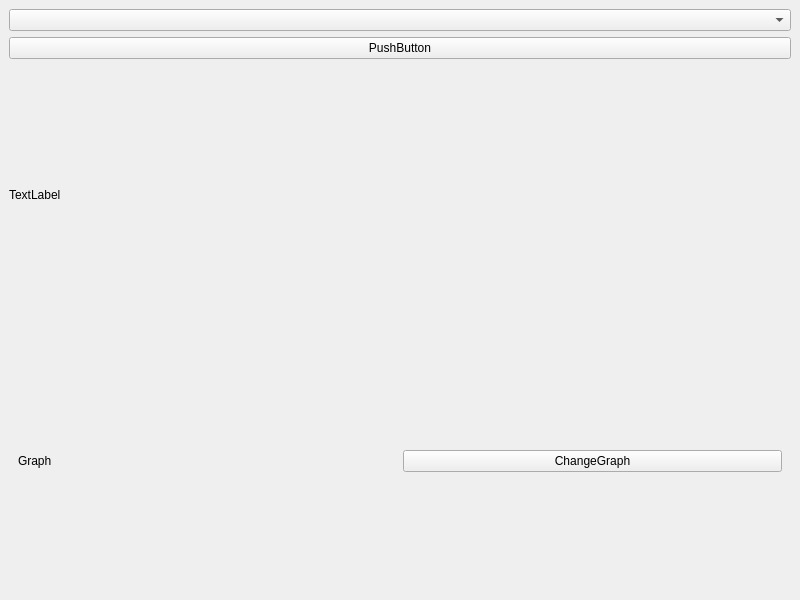
Old version of the form sandbox/PySideSandbox/sandbox.ui in the repository SageSight3/VRChatGroupAssistant.
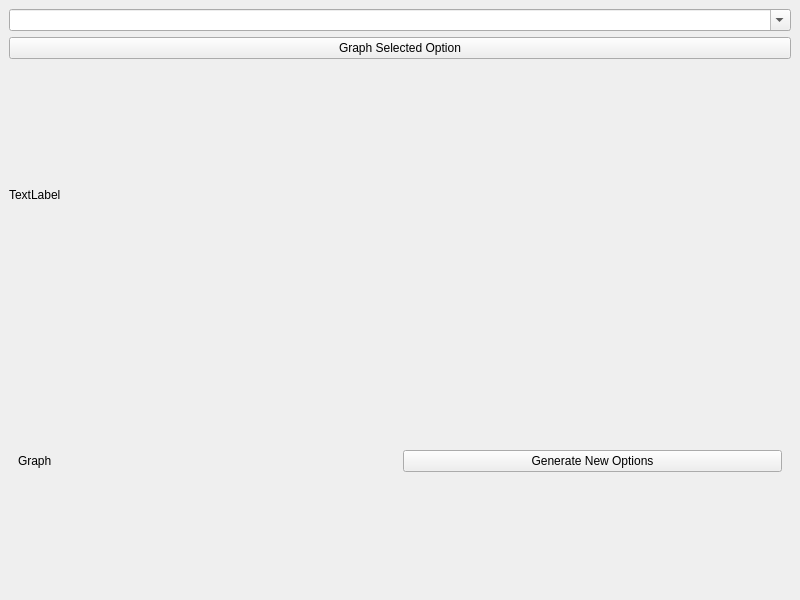
New version of the form. Custom widgets are drawn as their Qt base class.

Commit message: sandboxxed with pyside more, got graph to display better in view, implemented SearchableComboBox, a promoted (subclass)  widget of QComboBox, updated button actions to change the graph in the view

The edit to the form file:
```diff
--- a/sandbox/PySideSandbox/sandbox.ui
+++ b/sandbox/PySideSandbox/sandbox.ui
@@ -16,12 +16,16 @@
   <widget class="QWidget" name="centralwidget">
    <layout class="QVBoxLayout" name="verticalLayout">
     <item>
-     <widget class="QComboBox" name="testComboBox"/>
+     <widget class="SearchableComboBox" name="testComboBox">
+      <property name="editable">
+       <bool>true</bool>
+      </property>
+     </widget>
     </item>
     <item>
-     <widget class="QPushButton" name="testButton">
+     <widget class="QPushButton" name="graphButton">
       <property name="text">
-       <string>PushButton</string>
+       <string>Graph Selected Option</string>
       </property>
      </widget>
     </item>
@@ -45,9 +49,9 @@
           </widget>
          </item>
          <item>
-          <widget class="QPushButton" name="graphButton">
+          <widget class="QPushButton" name="newValsButton">
            <property name="text">
-            <string>ChangeGraph</string>
+            <string>Generate New Options</string>
            </property>
           </widget>
          </item>
@@ -59,6 +63,13 @@
    </layout>
   </widget>
  </widget>
+ <customwidgets>
+  <customwidget>
+   <class>SearchableComboBox</class>
+   <extends>QComboBox</extends>
+   <header>custom_widgets</header>
+  </customwidget>
+ </customwidgets>
  <resources/>
  <connections/>
 </ui>
```
Left out of the diff: 4 changed lines with no effect on the pictures. The commit also changes 4 other files.
